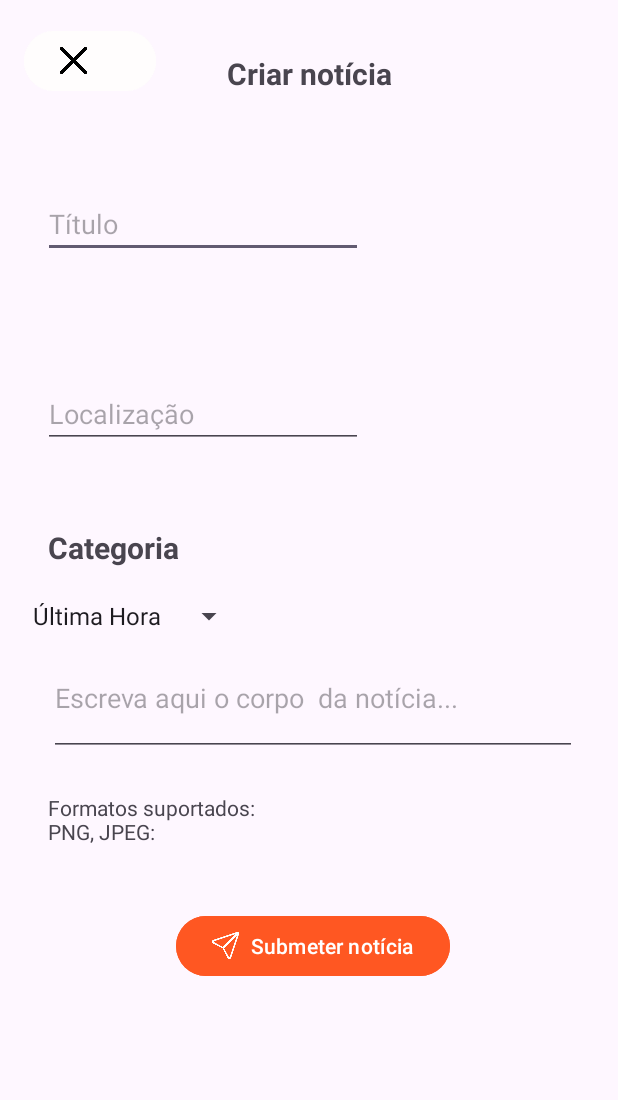
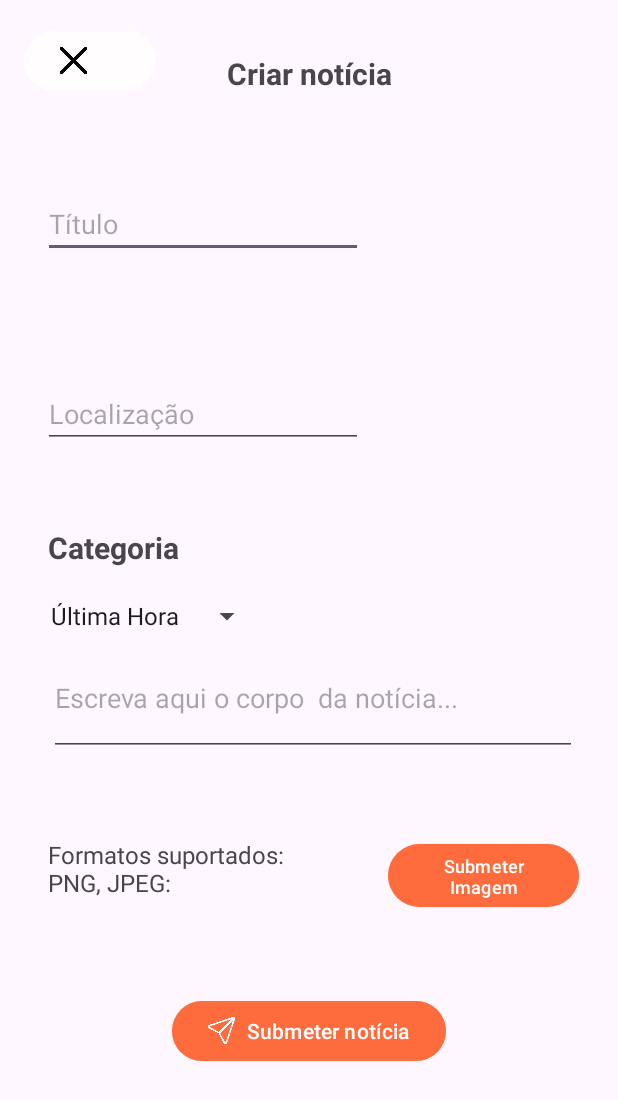
Before and after one commit to ProgramacaoMovel/DivEventos, an Android app: the CriarNoticiaActivity screen opened directly, with no data from a screen before it, on a phone screen of 412 x 824 dp. Shown: the top 1100 px of the screen. Run offline under Robolectric (Android 15) with nearby library versions, the phone set to English and light mode, and no system bars; our stand-ins replace Firebase (no records; nobody signed in at launch, a user with empty details on screens opened directly).

Commit message:
Kotlin
Submeter imagens (Button) e  Permissões

```diff
--- a/app/build.gradle.kts
+++ b/app/build.gradle.kts
@@ -53,4 +53,7 @@ dependencies {
     implementation("com.google.firebase:firebase-analytics-ktx")
     implementation(platform("com.google.firebase:firebase-bom:32.3.1"))
     implementation("com.google.firebase:firebase-auth-ktx")
+    implementation("androidx.activity:activity-ktx:1.2.0")
+    implementation("androidx.fragment:fragment-ktx:1.3.0")
+
 }
--- a/app/src/main/AndroidManifest.xml
+++ b/app/src/main/AndroidManifest.xml
@@ -1,6 +1,10 @@
 <?xml version="1.0" encoding="utf-8"?>
 <manifest xmlns:android="http://schemas.android.com/apk/res/android"
     xmlns:tools="http://schemas.android.com/tools">
+
+
+    <uses-permission android:name="android.permission.READ_EXTERNAL_STORAGE"
+        android:maxSdkVersion="32" />
 
     <application
         android:allowBackup="true"
@@ -27,4 +31,6 @@
     </activity>
     </application>
 
+
+
 </manifest>
--- a/app/src/main/res/layout/criarnoticia.xml
+++ b/app/src/main/res/layout/criarnoticia.xml
@@ -6,7 +6,7 @@
     android:layout_height="match_parent">
 
     <Button
-        android:id="@+id/button7"
+        android:id="@+id/buttonVoltar"
         android:layout_width="wrap_content"
         android:layout_height="wrap_content"
         android:layout_marginStart="16dp"
@@ -29,7 +29,7 @@
         android:text="Criar notícia"
         android:textSize="20sp"
         android:textStyle="bold"
-        app:layout_constraintBottom_toBottomOf="@+id/button7"
+        app:layout_constraintBottom_toBottomOf="@+id/buttonVoltar"
         app:layout_constraintEnd_toEndOf="parent"
         app:layout_constraintStart_toStartOf="parent"
         app:layout_constraintTop_toTopOf="parent" />
@@ -102,7 +102,7 @@
         android:layout_marginBottom="376dp"
         app:layout_constraintBottom_toBottomOf="parent"
         app:layout_constraintEnd_toEndOf="parent"
-        app:layout_constraintHorizontal_bias="0.054"
+        app:layout_constraintHorizontal_bias="0.098"
         app:layout_constraintStart_toStartOf="parent"
         app:layout_constraintTop_toBottomOf="@+id/create_loc_noticia"
         app:layout_constraintVertical_bias="0.8"
@@ -125,31 +125,42 @@
 
     <TextView
         android:id="@+id/textView30"
-        android:layout_width="148dp"
-        android:layout_height="40dp"
+        android:layout_width="200dp"
+        android:layout_height="41dp"
         android:text="Formatos suportados:                                                                      PNG, JPEG:"
-        android:textSize="14sp"
+        android:textSize="16sp"
         app:layout_constraintBottom_toBottomOf="parent"
         app:layout_constraintEnd_toEndOf="parent"
-        app:layout_constraintHorizontal_bias="0.121"
+        app:layout_constraintHorizontal_bias="0.151"
         app:layout_constraintStart_toStartOf="parent"
         app:layout_constraintTop_toBottomOf="@+id/create_corpo_noticia"
-        app:layout_constraintVertical_bias="0.088"
+        app:layout_constraintVertical_bias="0.197"
         tools:ignore="MissingConstraints" />
 
     <Button
         android:id="@+id/criarNoticiaButton"
         android:layout_width="wrap_content"
         android:layout_height="wrap_content"
-        android:backgroundTint="#FF5722"
+        android:backgroundTint="#A4FF5722"
         android:text="Submeter notícia"
         app:icon="@drawable/mandar"
         app:layout_constraintBottom_toBottomOf="parent"
         app:layout_constraintEnd_toEndOf="parent"
-        app:layout_constraintHorizontal_bias="0.513"
         app:layout_constraintStart_toStartOf="parent"
         app:layout_constraintTop_toBottomOf="@+id/textView30"
-        app:layout_constraintVertical_bias="0.183" />
+        app:layout_constraintVertical_bias="0.358" />
+
+    <Button
+        android:id="@+id/btnSelectImage"
+        android:layout_width="127dp"
+        android:layout_height="50dp"
+        android:backgroundTint="#A4FF5722"
+        android:text="Submeter Imagem"
+        android:textSize="12sp"
+        app:layout_constraintBottom_toTopOf="@+id/criarNoticiaButton"
+        app:layout_constraintEnd_toEndOf="parent"
+        app:layout_constraintStart_toEndOf="@+id/textView30"
+        app:layout_constraintTop_toBottomOf="@+id/create_corpo_noticia" />
 
 
 </androidx.constraintlayout.widget.ConstraintLayout>
--- a/app/src/main/res/values/ids.xml
+++ b/app/src/main/res/values/ids.xml
@@ -2,4 +2,5 @@
 <resources>
     <item name="container" type="id" />
     <item name="categorySpinner" type="id" />
+    <item name="btnSelectImage" type="id" />
 </resources>
```
Also changed, not shown: app/src/main/java/com/example/eventos/CriarNoticiaActivity.kt (+75 -15 lines).
